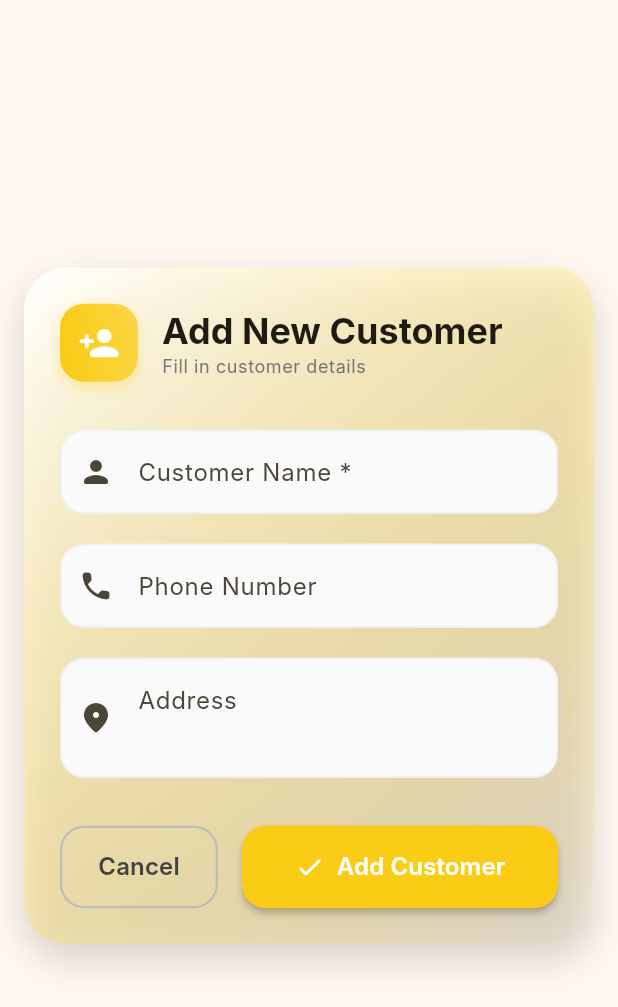
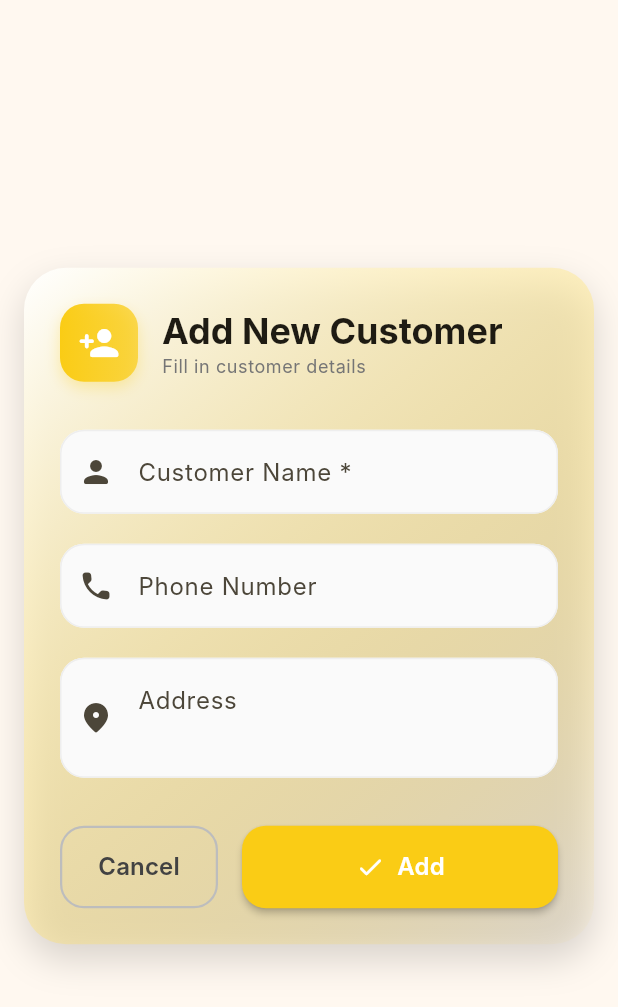
Before and after one commit to RyanWez/debt-tracker-flutter, a Flutter app: the AddCustomerDialog widget shown alone on an empty page, opened directly, on a phone screen of 412 x 824 dp. Shown: the top 1007 px of the screen. Run offline on Flutter 3.47's test engine with Material 3 defaults, Android fonts, the phone set to English and light mode, and no system bars; our stand-ins replace fluttertoast, shared_preferences; accounts and stored records are empty; Roboto replaces fonts that are missing (Inter).

Commit message:
Myanmar language support

```diff
--- a/lib/l10n/app_localizations.dart
+++ b/lib/l10n/app_localizations.dart
@@ -73,21 +73,38 @@ class AppLocalizations {
       'language': 'Language',
       'myanmar': 'Myanmar',
       'english': 'English',
+
+      // New keys
+      'amount_must_be_greater_than_zero': 'Amount must be greater than 0',
+      'no_debt_to_repay': 'No debt to repay',
+      'payment_cannot_exceed_debt': 'Payment cannot exceed debt: ',
+      'date': 'Date',
+      'customer_already_exists': 'Customer already exists!',
+      'customer_updated_successfully': 'Customer updated successfully!',
+      'update_customer_details': 'Update customer details',
+      'enter_full_name': 'Enter full name',
+      'name_min_length': 'Name must be at least 2 characters',
+      'optional': 'Optional',
+      'address': 'Address',
+      'app_version': 'App Version',
+      'fill_in_customer_details': 'Fill in customer details',
+      'customer_added_successfully': 'Customer added successfully!',
+      'currency_symbol': 'Ks',
     },
     'my': {
       // App Title
       'app_title': 'အကြွေးစာရင်း',
 
       // Bottom Navigation
-      'nav_dashboard': 'မူလစာမျက်နှာ',
-      'nav_customers': 'ဖောက်သည်များ',
-      'nav_settings': 'ဆက်တင်များ',
+      'nav_dashboard': 'Dashboard',
+      'nav_customers': 'Customers',
+      'nav_settings': 'Settings',
 
       // Dashboard Screen
-      'total_debt': 'စုစုပေါင်း အကြွေး',
-      'customers': 'ဖောက်သည်',
-      'recent_transactions': 'လတ်တလော စာရင်းများ',
-      'no_transactions': 'စာရင်းများ မရှိသေးပါ',
+      'total_debt': 'Total Debt',
+      'customers': 'Customers',
+      'recent_transactions': 'Recent Transactions',
+      'no_transactions': 'Transactions မရှိသေးပါ',
 
       // Customer List Screen
       'search_hint': 'နာမည် သို့မဟုတ် ဖုန်းနံပါတ်ဖြင့် ရှာပါ',
@@ -95,17 +112,17 @@ class AppLocalizations {
       'add_customer': 'ဖောက်သည် ထည့်မယ်',
 
       // Customer Detail Screen
-      'customer_details': 'ဖောက်သည် အသေးစိတ်',
-      'add_debt': 'အကြွေး ထည့်မယ်',
-      'repay': 'ပြန်ဆပ်မယ်',
-      'no_transactions_yet': 'စာရင်းများ မရှိသေးပါ',
+      'customer_details': 'Customer Details',
+      'add_debt': 'Debt ထည့်မယ်',
+      'repay': 'Repay',
+      'no_transactions_yet': 'Transactions မရှိသေးပါ',
       'delete_customer': 'ဖောက်သည် ဖျက်မယ်',
       'delete_customer_msg': 'သေချာပါသလား? စာရင်းများ အားလုံး ပျက်သွားမှာ ဖြစ်ပါတယ်။',
       'cannot_delete': 'အကြွေး ကျန်နေသေးသော ဖောက်သည်ကို ဖျက်၍ မရပါ: ',
 
       // Transaction Types
-      'debt_added': 'အကြွေး ထည့်ခဲ့',
-      'payment_received': 'ပြန်ဆပ်ခဲ့',
+      'debt_added': 'Debt ထည့်ခဲ့',
+      'payment_received': 'Payment ရရှိခဲ့',
 
       // Add Customer Dialog
       'add_new_customer': 'ဖောက်သည်အသစ် ထည့်မယ်',
@@ -119,23 +136,40 @@ class AppLocalizations {
       'phone_required': 'ဖုန်းနံပါတ် ထည့်ပါ',
 
       // Add Transaction Screen
-      'add_transaction': 'စာရင်း ထည့်မယ်',
+      'add_transaction': 'Transaction ထည့်မယ်',
       'amount': 'ပမာဏ',
       'note': 'မှတ်ချက် (ချန်လှပ်နိုင်)',
       'amount_required': 'ပမာဏ ထည့်ပါ',
       'invalid_amount': 'မှန်ကန်သော ပမာဏ ထည့်ပါ',
-      'transaction_added': 'စာရင်း အောင်မြင်စွာ ထည့်ပြီးပါပြီ',
+      'transaction_added': 'Transaction အောင်မြင်စွာ ထည့်ပြီးပါပြီ',
 
       // Delete Dialog
       'delete': 'ဖျက်မယ်',
-      'delete_transaction': 'စာရင်း ဖျက်မယ်',
-      'delete_transaction_msg': 'ဒီစာရင်းကို ဖျက်မှာ သေချာပါသလား?',
-      'transaction_deleted': 'စာရင်း ဖျက်ပြီးပါပြီ',
+      'delete_transaction': 'Transaction ဖျက်မယ်',
+      'delete_transaction_msg': 'ဒီ Transaction ကို ဖျက်မှာ သေချာပါသလား?',
+      'transaction_deleted': 'Transaction ဖျက်ပြီးပါပြီ',
 
       // Settings
       'language': 'ဘာသာစကား',
       'myanmar': 'မြန်မာ',
       'english': 'English',
+
+      // New keys
+      'amount_must_be_greater_than_zero': 'ပမာဏသည် သုညထက် ကြီးရပါမည်',
+      'no_debt_to_repay': 'ပြန်ဆပ်ရန် အကြွေး မရှိပါ',
+      'payment_cannot_exceed_debt': 'ပေးချေငွေသည် အကြွေးထက် မများရပါ: ',
+      'date': 'နေ့စွဲ',
+      'customer_already_exists': 'ဖောက်သည် ရှိပြီးသား ဖြစ်သည်',
+      'customer_updated_successfully': 'ဖောက်သည် အချက်အလက် ပြင်ဆင်ပြီးပါပြီ',
+      'update_customer_details': 'ဖောက်သည် အချက်အလက်များ ပြင်ဆင်ရန်',
+      'enter_full_name': 'နာမည်အပြည့်အစုံ ထည့်ပါ',
+      'name_min_length': 'နာမည်သည် အနည်းဆုံး ၂ လုံး ရှိရပါမည်',
+      'optional': 'ချန်လှပ်နိုင်',
+      'address': 'လိပ်စာ',
+      'app_version': 'App Version',
+      'fill_in_customer_details': 'Customer အချက်အလက်များ ဖြည့်သွင်းပါ',
+      'customer_added_successfully': 'Customer အသစ် ထည့်သွင်းပြီးပါပြီ',
+      'currency_symbol': 'Ks',
     },
   };
 
@@ -186,6 +220,23 @@ class AppLocalizations {
   String get language => translate('language');
   String get myanmar => translate('myanmar');
   String get english => translate('english');
+
+  // New keys
+  String get amountMustBeGreaterThanZero => translate('amount_must_be_greater_than_zero');
+  String get noDebtToRepay => translate('no_debt_to_repay');
+  String get paymentCannotExceedDebt => translate('payment_cannot_exceed_debt');
+  String get date => translate('date');
+  String get customerAlreadyExists => translate('customer_already_exists');
+  String get customerUpdatedSuccessfully => translate('customer_updated_successfully');
+  String get updateCustomerDetails => translate('update_customer_details');
+  String get enterFullName => translate('enter_full_name');
+  String get nameMinLength => translate('name_min_length');
+  String get optional => translate('optional');
+  String get address => translate('address');
+  String get appVersion => translate('app_version');
+  String get fillInCustomerDetails => translate('fill_in_customer_details');
+  String get customerAddedSuccessfully => translate('customer_added_successfully');
+  String get currencySymbol => translate('currency_symbol');
 }
 
 class AppLocalizationsDelegate extends LocalizationsDelegate<AppLocalizations> {
--- a/lib/main.dart
+++ b/lib/main.dart
@@ -23,7 +23,7 @@ class MyApp extends StatelessWidget {
       child: Consumer<LanguageProvider>(
         builder: (context, languageProvider, child) {
           return MaterialApp(
-            title: 'Debt Tracker',
+            onGenerateTitle: (context) => AppLocalizations.of(context).appTitle,
             debugShowCheckedModeBanner: false,
             locale: languageProvider.locale,
             localizationsDelegates: const [
--- a/lib/screens/customer_list_screen.dart
+++ b/lib/screens/customer_list_screen.dart
@@ -146,7 +146,7 @@ class _CustomerListScreenState extends State<CustomerListScreen> {
               showGeneralDialog(
                 context: context,
                 barrierDismissible: true,
-                barrierLabel: 'Add Customer',
+                barrierLabel: l10n.addCustomer,
                 barrierColor: Colors.black54,
                 transitionDuration: const Duration(milliseconds: 300),
                 pageBuilder: (context, animation, secondaryAnimation) {
--- a/lib/screens/dashboard_screen.dart
+++ b/lib/screens/dashboard_screen.dart
@@ -35,7 +35,7 @@ class DashboardScreen extends StatelessWidget {
                       child: _SummaryCard(
                         title: l10n.totalDebt,
                         value:
-                            '${NumberFormat("#,##0", "en_US").format(totalDebt)} Ks',
+                            '${NumberFormat("#,##0", "en_US").format(totalDebt)} ${l10n.currencySymbol}',
                         gradient: const LinearGradient(
                           colors: [Color(0xFFEF4444), Color(0xFFF87171)],
                           begin: Alignment.topLeft,
@@ -123,6 +123,7 @@ class DashboardScreen extends StatelessWidget {
                             subtitle: Text(
                               DateFormat(
                                 'MMM d, h:mm a',
+                                'en',
                               ).format(transaction.date),
                             ),
                             trailing: Text(
--- a/lib/screens/settings_screen.dart
+++ b/lib/screens/settings_screen.dart
@@ -76,7 +76,7 @@ class SettingsScreen extends StatelessWidget {
                       ),
                       const SizedBox(width: 8),
                       Text(
-                        'App Version',
+                        l10n.appVersion,
                         style: TextStyle(
                           color: Colors.grey.shade600,
                           fontSize: 14,
--- a/lib/widgets/add_customer_dialog.dart
+++ b/lib/widgets/add_customer_dialog.dart
@@ -4,6 +4,7 @@ import 'package:uuid/uuid.dart';
 import 'package:fluttertoast/fluttertoast.dart';
 import '../data/models.dart';
 import '../providers/data_provider.dart';
+import '../l10n/app_localizations.dart';
 
 class AddCustomerDialog extends StatefulWidget {
   const AddCustomerDialog({super.key});
@@ -48,12 +49,13 @@ class _AddCustomerDialogState extends State<AddCustomerDialog> {
   }
 
   Future<void> _saveCustomer() async {
+    final l10n = AppLocalizations.of(context);
     if (_formKey.currentState!.validate()) {
       final name = _nameController.text.trim();
 
       // Check for duplicate name
       if (_isDuplicateName(name)) {
-        _showToast('Customer "$name" already exists!', isError: true);
+        _showToast(l10n.customerAlreadyExists, isError: true);
         return;
       }
 
@@ -77,7 +79,7 @@ class _AddCustomerDialogState extends State<AddCustomerDialog> {
 
       setState(() => _isLoading = false);
 
-      _showToast('✓ Customer "$name" added successfully!');
+      _showToast(l10n.customerAddedSuccessfully);
 
       // Close bottom sheet
       if (mounted) {
@@ -90,6 +92,7 @@ class _AddCustomerDialogState extends State<AddCustomerDialog> {
   Widget build(BuildContext context) {
     final theme = Theme.of(context);
     final bottomInset = MediaQuery.of(context).viewInsets.bottom;
+    final l10n = AppLocalizations.of(context);
 
     return Align(
       alignment: Alignment.center, // Changed from topCenter to center
@@ -163,13 +166,13 @@ class _AddCustomerDialogState extends State<AddCustomerDialog> {
                           crossAxisAlignment: CrossAxisAlignment.start,
                           children: [
                             Text(
-                              'Add New Customer',
+                              l10n.addNewCustomer,
                               style: theme.textTheme.headlineSmall?.copyWith(
                                 fontWeight: FontWeight.bold,
                               ),
                             ),
                             Text(
-                              'Fill in customer details',
+                              l10n.fillInCustomerDetails,
                               style: theme.textTheme.bodySmall?.copyWith(
                                 color: Colors.grey.shade600,
                               ),
@@ -187,8 +190,8 @@ class _AddCustomerDialogState extends State<AddCustomerDialog> {
                     autofocus: false,
                     textCapitalization: TextCapitalization.words,
                     decoration: InputDecoration(
-                      labelText: 'Customer Name *',
-                      hintText: 'Enter full name',
+                      labelText: '${l10n.customerName} *',
+                      hintText: l10n.enterFullName,
                       prefixIcon: const Icon(Icons.person_rounded),
                       filled: true,
                       fillColor: Colors.grey.shade50,
@@ -220,10 +223,10 @@ class _AddCustomerDialogState extends State<AddCustomerDialog> {
                     ),
                     validator: (value) {
                       if (value == null || value.trim().isEmpty) {
-                        return 'Please enter customer name';
+                        return l10n.nameRequired;
                       }
                       if (value.trim().length < 2) {
-                        return 'Name must be at least 2 characters';
+                        return l10n.nameMinLength;
                       }
                       return null;
                     },
@@ -234,8 +237,8 @@ class _AddCustomerDialogState extends State<AddCustomerDialog> {
                   TextFormField(
                     controller: _phoneController,
                     decoration: InputDecoration(
-                      labelText: 'Phone Number',
-                      hintText: 'Optional',
+                      labelText: l10n.phoneNumber,
+                      hintText: l10n.optional,
                       prefixIcon: const Icon(Icons.phone_rounded),
                       filled: true,
                       fillColor: Colors.grey.shade50,
@@ -268,8 +271,8 @@ class _AddCustomerDialogState extends State<AddCustomerDialog> {
                     maxLines: 2,
                     textCapitalization: TextCapitalization.sentences,
                     decoration: InputDecoration(
-                      labelText: 'Address',
-                      hintText: 'Optional',
+                      labelText: l10n.address,
+                      hintText: l10n.optional,
                       prefixIcon: const Icon(Icons.location_on_rounded),
                       alignLabelWithHint: true,
                       filled: true,
@@ -318,7 +321,7 @@ class _AddCustomerDialogState extends State<AddCustomerDialog> {
                             ),
                           ),
                           child: Text(
-                            'Cancel',
+                            l10n.cancel,
                             style: TextStyle(
                               fontSize: 16,
                               fontWeight: FontWeight.w600,
@@ -348,14 +351,14 @@ class _AddCustomerDialogState extends State<AddCustomerDialog> {
                                     color: Colors.white,
                                   ),
                                 )
-                              : const Row(
+                              : Row(
                                   mainAxisAlignment: MainAxisAlignment.center,
                                   children: [
-                                    Icon(Icons.check_rounded, size: 20),
-                                    SizedBox(width: 8),
+                                    const Icon(Icons.check_rounded, size: 20),
+                                    const SizedBox(width: 8),
                                     Text(
-                                      'Add Customer',
-                                      style: TextStyle(
+                                      l10n.add,
+                                      style: const TextStyle(
                                         fontSize: 16,
                                         fontWeight: FontWeight.w600,
                                       ),
```
Also changed, not shown: lib/screens/add_transaction_screen.dart (+18 -16 lines), lib/screens/customer_detail_screen.dart (+27 -24 lines), lib/widgets/edit_customer_dialog.dart (+25 -22 lines), 2 other files.
